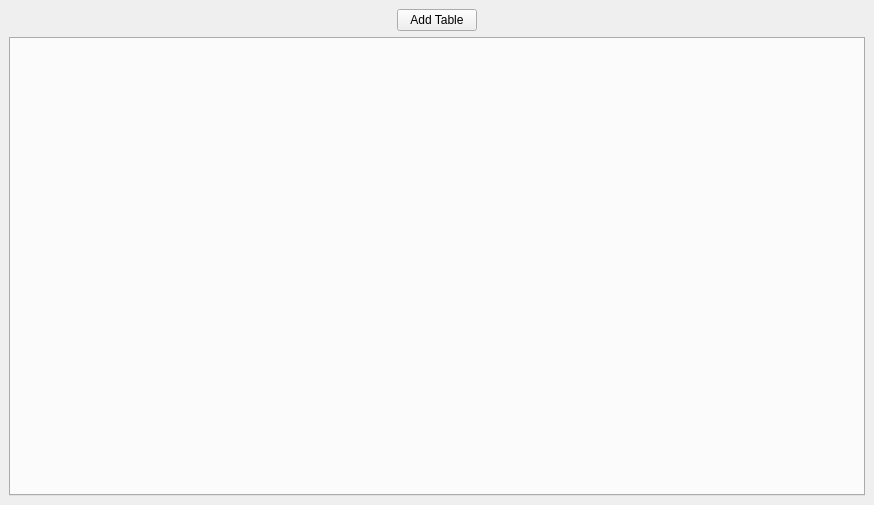
Old version of the form WWplot/ui/application_window.ui in the repository wwmm/wwplot.
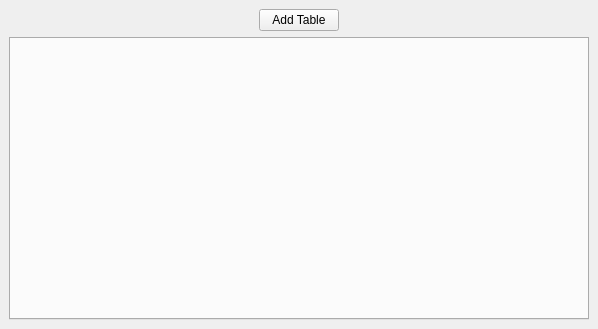
New version of the form.

Diff of the .ui file:
```diff
--- a/WWplot/ui/application_window.ui
+++ b/WWplot/ui/application_window.ui
@@ -6,18 +6,30 @@
    <rect>
     <x>0</x>
     <y>0</y>
-    <width>874</width>
-    <height>505</height>
+    <width>598</width>
+    <height>329</height>
    </rect>
   </property>
+  <property name="sizePolicy">
+   <sizepolicy hsizetype="Preferred" vsizetype="Preferred">
+    <horstretch>0</horstretch>
+    <verstretch>0</verstretch>
+   </sizepolicy>
+  </property>
   <property name="windowTitle">
    <string>WWplot</string>
   </property>
   <widget class="QWidget" name="centralwidget">
+   <property name="sizePolicy">
+    <sizepolicy hsizetype="Preferred" vsizetype="Preferred">
+     <horstretch>0</horstretch>
+     <verstretch>0</verstretch>
+    </sizepolicy>
+   </property>
    <layout class="QGridLayout" name="gridLayout">
-    <item row="0" column="1" rowspan="2">
-     <layout class="QVBoxLayout" name="plot_layout"/>
-    </item>
+    <property name="sizeConstraint">
+     <enum>QLayout::SetMinimumSize</enum>
+    </property>
     <item row="1" column="0">
      <widget class="QTabWidget" name="tab_widget">
       <property name="sizePolicy">
@@ -30,7 +42,7 @@
        <bool>true</bool>
       </property>
       <property name="tabPosition">
-       <enum>QTabWidget::North</enum>
+       <enum>QTabWidget::West</enum>
       </property>
       <property name="currentIndex">
        <number>-1</number>
@@ -47,7 +59,7 @@
      </widget>
     </item>
     <item row="0" column="0">
-     <layout class="QHBoxLayout" name="horizontalLayout">
+     <layout class="QHBoxLayout" name="horizontalLayout" stretch="0">
       <property name="sizeConstraint">
        <enum>QLayout::SetDefaultConstraint</enum>
       </property>
```
Left out of the diff: 7 changed lines with no effect on the pictures.
